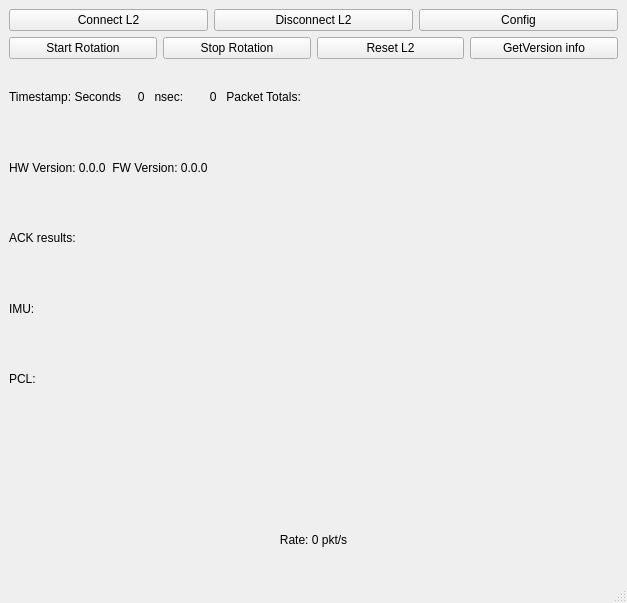
Above: src/MainWindow.ui from markgol/L2diagnostic before the change. Below: the same form after it.
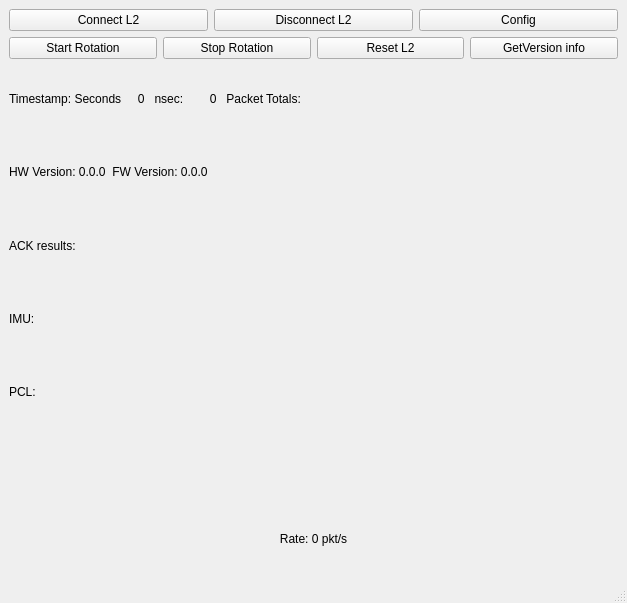
That is the form after the change. Custom widgets are drawn as their Qt base class.

```diff
--- a/src/MainWindow.ui
+++ b/src/MainWindow.ui
@@ -107,19 +107,6 @@
       </property>
      </widget>
     </item>
-    <item>
-     <spacer name="horizontalSpacer_2">
-      <property name="orientation">
-       <enum>Qt::Orientation::Horizontal</enum>
-      </property>
-      <property name="sizeHint" stdset="0">
-       <size>
-        <width>40</width>
-        <height>20</height>
-       </size>
-      </property>
-     </spacer>
-    </item>
     <item>
      <widget class="QChartView" name="chartViewRate" native="true"/>
     </item>
```
